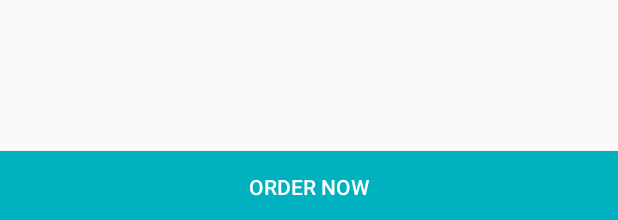
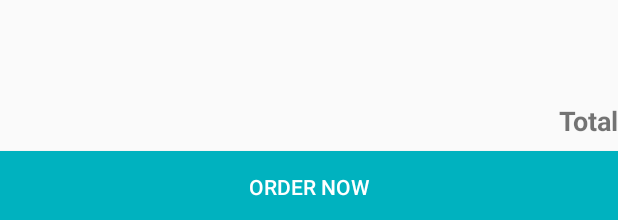
Before and after one commit to ncthanh0411/Mobile_Order_Food, an Android app: the layout activity_cart_detail.xml on its own in the app's theme, with its tools: preview values and no code run, on a phone screen of 412 x 824 dp. Shown: the part 1013-1233 px from the top of the screen. Run offline under Robolectric (Android 15) with nearby library versions, the phone set to English and light mode, and no system bars.

Commit message:
Toan 4/4, part 3

```diff
--- a/app/src/main/java/com/example/food_order_application_2/CustomAdpater_Cart.java
+++ b/app/src/main/java/com/example/food_order_application_2/CustomAdpater_Cart.java
@@ -42,7 +42,7 @@ public class CustomAdpater_Cart extends RecyclerView.Adapter<CustomAdpater_Cart.
     @Override
     public void onBindViewHolder(@NonNull final MyViewHolder holder, int position) {
         DatabaseReference foods = FirebaseDatabase.getInstance().getReference("food_menu");
-        holder.tv_quan.setText("Quantity: " + data.get(position).getQuantity() + "");
+        holder.tv_quan.setText("Quantity: " + data.get(position).getQuantity());
         foods.child(data.get(position).getProductId()).addValueEventListener(new ValueEventListener() {
             @Override
             public void onDataChange(@NonNull DataSnapshot dataSnapshot) {
--- a/app/src/main/java/com/example/food_order_application_2/Model/Cart.java
+++ b/app/src/main/java/com/example/food_order_application_2/Model/Cart.java
@@ -2,12 +2,16 @@ package com.example.food_order_application_2.Model;
 
 import android.os.Parcel;
 import android.os.Parcelable;
+import android.widget.Toast;
 
 import java.io.Serializable;
 
 public class Cart implements Parcelable {
     String ProductId;
     int Quantity;
+
+    public Cart() {
+    }
 
     public Cart(String productId, int quantity) {
         ProductId = productId;
--- a/app/src/main/java/com/example/food_order_application_2/activity_food_detail_demo.java
+++ b/app/src/main/java/com/example/food_order_application_2/activity_food_detail_demo.java
@@ -31,6 +31,7 @@ public class activity_food_detail_demo extends AppCompatActivity {
     DatabaseReference foods;
     String foodID = "";
     Integer quantity;
+    int total = 0;
 
     //FirebaseDatabase database;
     //DatabaseReference foods;
@@ -84,9 +85,10 @@ public class activity_food_detail_demo extends AppCompatActivity {
         btn_cart.setOnClickListener(new View.OnClickListener() {
             @Override
             public void onClick(View v) {
-                    Cart cart  = new Cart(foodID,quantity);
+                Cart cart  = new Cart(foodID, quantity);
                 Intent replyIntent = new Intent();
                 replyIntent.putExtra("result",cart);
+                replyIntent.putExtra("price",total * quantity);
                 setResult(RESULT_OK,replyIntent);
                 finish();
             }
@@ -105,6 +107,7 @@ public class activity_food_detail_demo extends AppCompatActivity {
                 food_price.setText(food.getPrice() +"");
                 food_name.setText(food.getName());
                 food_description.setText(food.getDetail());
+                total = food.getPrice();
             }
 
             @Override
--- a/app/src/main/res/layout/activity_cart_detail.xml
+++ b/app/src/main/res/layout/activity_cart_detail.xml
@@ -24,6 +24,7 @@
             app:pressedTranslationZ="0dp"
             app:useCompatPadding="true"
             app:backgroundTint="@color/transparent"/>
+
 
         <TextView
             android:id="@+id/textView"
@@ -54,6 +55,18 @@
 
     </androidx.recyclerview.widget.RecyclerView>
 
+    <TextView
+        android:id="@+id/textView_total"
+        android:layout_width="match_parent"
+        android:layout_height="wrap_content"
+        android:layout_marginBottom="8dp"
+        android:gravity="right"
+        android:text="Total"
+        android:textSize="18sp"
+        android:textStyle="bold"
+        app:layout_constraintBottom_toTopOf="@+id/btn_order"
+        app:layout_constraintStart_toStartOf="parent" />
+
     <Button
         android:id="@+id/btn_order"
         android:layout_width="match_parent"
```
Also changed, not shown: app/src/main/java/com/example/food_order_application_2/activity_cart_detail.java (+7 -3 lines), app/src/main/java/com/example/food_order_application_2/activity_menu.java (+6 -3 lines). Lines whose indentation alone changed are shown as unchanged.
